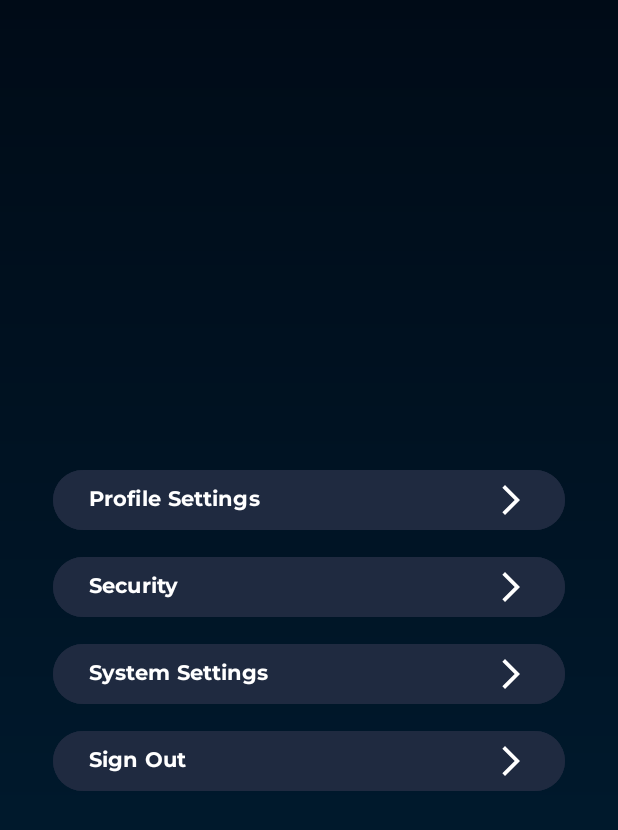
After one commit to Turuku-Bangkit-Capstone-Project/Mobile-Development, an Android app: the ProfileActivity screen opened directly, with no data from a screen before it, on a phone screen of 412 x 824 dp. The commit adds this screen. Shown: the top 830 px of the screen. Run offline under Robolectric (Android 15) with nearby library versions, the phone set to English and light mode, and no system bars.

Commit message:
Adding New activity - activity_profile.xml

```diff
--- a/app/src/main/AndroidManifest.xml
+++ b/app/src/main/AndroidManifest.xml
@@ -16,7 +16,10 @@
         android:theme="@style/Theme.Turuku"
         tools:targetApi="31">
         <activity
-            android:name=".LoginActivity"
+            android:name=".ProfileActivity"
+            android:exported="false" />
+        <activity
+            android:name=".HomeActivity"
             android:exported="false" />
         <activity
             android:name=".FinalPersonalize"
@@ -40,7 +43,7 @@
             android:name=".RegisterActivity"
             android:exported="false" />
         <activity
-            android:name=".HomeActivity"
+            android:name=".LoginActivity"
             android:exported="true">
             <intent-filter>
                 <action android:name="android.intent.action.MAIN" />
--- /dev/null
+++ b/app/src/main/java/com/muhhlmy/turuku/ProfileActivity.kt
@@ -0,0 +1,16 @@
+package com.muhhlmy.turuku
+
+import android.os.Bundle
+import androidx.activity.enableEdgeToEdge
+import androidx.appcompat.app.AppCompatActivity
+import androidx.core.view.ViewCompat
+import androidx.core.view.WindowInsetsCompat
+
+class ProfileActivity : AppCompatActivity() {
+    override fun onCreate(savedInstanceState: Bundle?) {
+        super.onCreate(savedInstanceState)
+
+        setContentView(R.layout.activity_profile)
+
+    }
+}
--- /dev/null
+++ b/app/src/main/res/drawable/ic_arrow_right.xml
@@ -0,0 +1,5 @@
+<vector xmlns:android="http://schemas.android.com/apk/res/android" android:autoMirrored="true" android:height="24dp" android:tint="#FFFFFF" android:viewportHeight="24" android:viewportWidth="24" android:width="24dp">
+
+    <path android:fillColor="@android:color/white" android:pathData="M6.23,20.23l1.77,1.77l10,-10l-10,-10l-1.77,1.77l8.23,8.23z"/>
+
+</vector>
--- a/app/src/main/res/layout/activity_home.xml
+++ b/app/src/main/res/layout/activity_home.xml
@@ -139,9 +139,9 @@
             android:layout_height="wrap_content"
             android:layout_marginRight="25dp"
             android:fontFamily="@font/montserrat_reguler"
+            android:backgroundTint="@color/dark_blue_verylow"
             android:layout_weight="1"
             android:text="Set Waketime"
-            android:backgroundTint="@color/dark_blue_verylow"
             android:textColor="@color/white" />
     </LinearLayout>
 
--- /dev/null
+++ b/app/src/main/res/layout/activity_profile.xml
@@ -0,0 +1,74 @@
+<androidx.constraintlayout.widget.ConstraintLayout xmlns:android="http://schemas.android.com/apk/res/android"
+    xmlns:app="http://schemas.android.com/apk/res-auto"
+    xmlns:tools="http://schemas.android.com/tools"
+    android:id="@+id/main"
+    android:layout_width="match_parent"
+    android:layout_height="match_parent"
+    android:background="@drawable/background_gradient"
+    android:padding="35dp"
+    tools:context=".ProfileActivity">
+
+    <LinearLayout
+        android:layout_width="match_parent"
+        android:layout_height="wrap_content"
+        android:layout_marginTop="16dp"
+        android:orientation="vertical"
+        app:layout_constraintBottom_toBottomOf="parent"
+        app:layout_constraintEnd_toEndOf="parent"
+        app:layout_constraintStart_toStartOf="parent"
+        app:layout_constraintTop_toTopOf="parent">
+
+        <Button
+            android:id="@+id/button"
+            android:layout_width="match_parent"
+            android:layout_height="wrap_content"
+            android:layout_marginBottom="10dp"
+            android:backgroundTint="@color/dark_blue_verylow"
+            android:drawableEnd="@drawable/ic_arrow_right"
+            android:fontFamily="@font/montserrat_bold"
+            android:gravity="start|center"
+            android:text="Profile Settings"
+            android:textAlignment="viewStart"
+            android:textColor="@color/white" />
+
+
+        <Button
+            android:layout_width="match_parent"
+            android:layout_height="wrap_content"
+            android:layout_marginBottom="10dp"
+            android:backgroundTint="@color/dark_blue_verylow"
+            android:drawableEnd="@drawable/ic_arrow_right"
+            android:fontFamily="@font/montserrat_bold"
+            android:gravity="start|center"
+            android:text="Security"
+            android:textAlignment="viewStart"
+            android:textColor="@color/white" />
+
+
+        <Button
+            android:layout_width="match_parent"
+            android:layout_height="wrap_content"
+            android:layout_marginBottom="10dp"
+            android:backgroundTint="@color/dark_blue_verylow"
+            android:drawableEnd="@drawable/ic_arrow_right"
+            android:fontFamily="@font/montserrat_bold"
+            android:gravity="start|center"
+            android:text="System Settings"
+            android:textAlignment="viewStart"
+            android:textColor="@color/white" />
+
+
+        <Button
+            android:layout_width="match_parent"
+            android:layout_height="wrap_content"
+            android:backgroundTint="@color/dark_blue_verylow"
+            android:drawableEnd="@drawable/ic_arrow_right"
+            android:fontFamily="@font/montserrat_bold"
+            android:gravity="start|center"
+            android:text="Sign Out"
+            android:textAlignment="viewStart"
+            android:textColor="@color/white" />
+
+    </LinearLayout>
+
+</androidx.constraintlayout.widget.ConstraintLayout>
```
